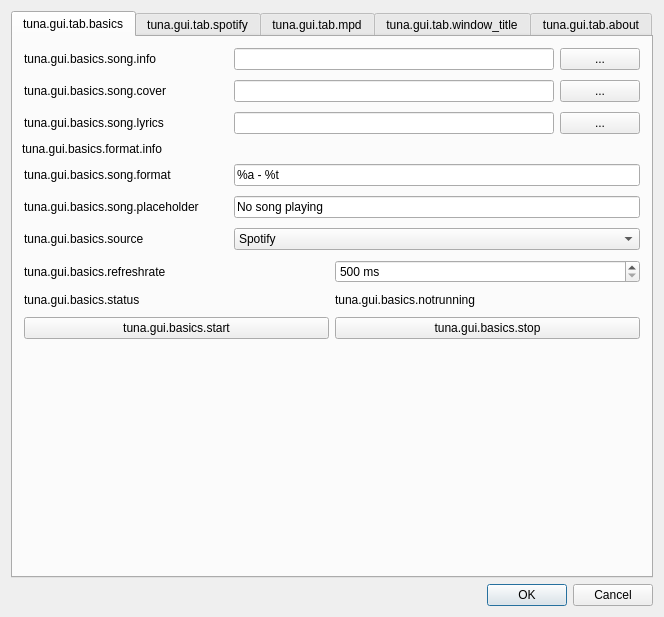
Old version of the form src/gui/tuna_gui.ui in the repository univrsal/tuna.
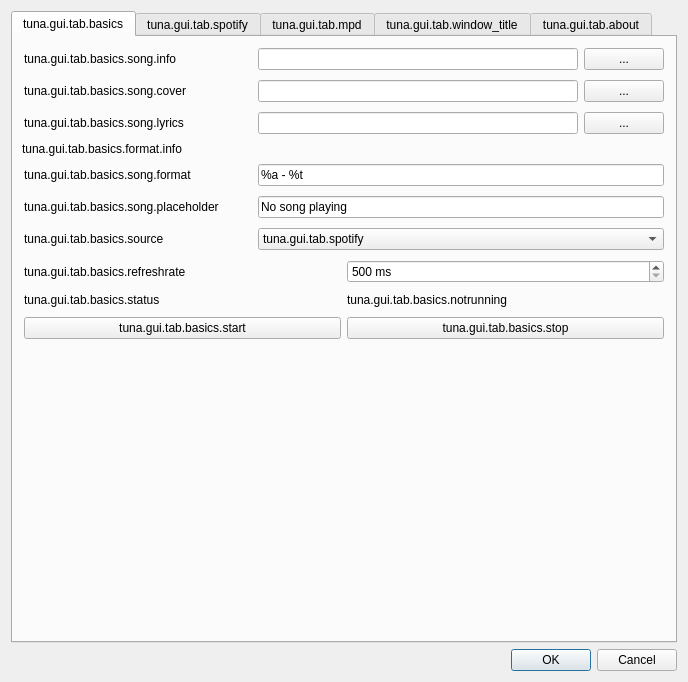
New version of the form. The open tabs and pages were chosen to show the change. Icons and pictures are not drawn.

Commit message: song output works fixed formatting issues

```diff
--- a/src/gui/tuna_gui.ui
+++ b/src/gui/tuna_gui.ui
@@ -6,8 +6,8 @@
    <rect>
     <x>0</x>
     <y>0</y>
-    <width>664</width>
-    <height>617</height>
+    <width>688</width>
+    <height>682</height>
    </rect>
   </property>
   <property name="windowTitle">
@@ -54,7 +54,7 @@
              </sizepolicy>
             </property>
             <property name="text">
-             <string>tuna.gui.basics.song.info</string>
+             <string>tuna.gui.tab.basics.song.info</string>
             </property>
            </widget>
           </item>
@@ -136,7 +136,7 @@
              </sizepolicy>
             </property>
             <property name="text">
-             <string>tuna.gui.basics.song.cover</string>
+             <string>tuna.gui.tab.basics.song.cover</string>
             </property>
            </widget>
           </item>
@@ -218,7 +218,7 @@
              </sizepolicy>
             </property>
             <property name="text">
-             <string>tuna.gui.basics.song.lyrics</string>
+             <string>tuna.gui.tab.basics.song.lyrics</string>
             </property>
            </widget>
           </item>
@@ -273,7 +273,7 @@
        <item>
         <widget class="QLabel" name="lbl_format_info">
          <property name="text">
-          <string>tuna.gui.basics.format.info</string>
+          <string>tuna.gui.tab.basics.format.info</string>
          </property>
         </widget>
        </item>
@@ -307,7 +307,7 @@
              </sizepolicy>
             </property>
             <property name="text">
-             <string>tuna.gui.basics.song.format</string>
+             <string>tuna.gui.tab.basics.song.format</string>
             </property>
            </widget>
           </item>
@@ -379,7 +379,7 @@
              </sizepolicy>
             </property>
             <property name="text">
-             <string>tuna.gui.basics.song.placeholder</string>
+             <string>tuna.gui.tab.basics.song.placeholder</string>
             </property>
            </widget>
           </item>
@@ -454,7 +454,7 @@
              </sizepolicy>
             </property>
             <property name="text">
-             <string>tuna.gui.basics.source</string>
+             <string>tuna.gui.tab.basics.source</string>
             </property>
            </widget>
           </item>
@@ -487,7 +487,7 @@
             </property>
             <item>
              <property name="text">
-              <string>Spotify</string>
+              <string>tuna.gui.tab.spotify</string>
              </property>
             </item>
             <item>
@@ -524,7 +524,7 @@
           <item>
            <widget class="QLabel" name="label_14">
             <property name="text">
-             <string>tuna.gui.basics.refreshrate</string>
+             <string>tuna.gui.tab.basics.refreshrate</string>
             </property>
            </widget>
           </item>
@@ -571,14 +571,14 @@
           <item>
            <widget class="QLabel" name="lbl_status">
             <property name="text">
-             <string>tuna.gui.basics.status</string>
+             <string>tuna.gui.tab.basics.status</string>
             </property>
            </widget>
           </item>
           <item>
            <widget class="QLabel" name="lbl_output">
             <property name="text">
-             <string>tuna.gui.basics.notrunning</string>
+             <string>tuna.gui.tab.basics.notrunning</string>
             </property>
            </widget>
           </item>
@@ -609,14 +609,14 @@
           <item>
            <widget class="QPushButton" name="btn_start">
             <property name="text">
-             <string>tuna.gui.basics.start</string>
+             <string>tuna.gui.tab.basics.start</string>
             </property>
            </widget>
           </item>
           <item>
            <widget class="QPushButton" name="btn_stop">
             <property name="text">
-             <string>tuna.gui.basics.stop</string>
+             <string>tuna.gui.tab.basics.stop</string>
             </property>
            </widget>
           </item>
```
Left out of the diff: 16 changed lines with no effect on the pictures. The commit also changes 10 other files.
